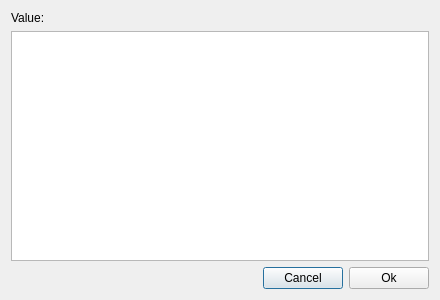
First picture: the form in proj/src/EditStringValueDialog.ui, repository germix/minecraft-explorer, before the edit.
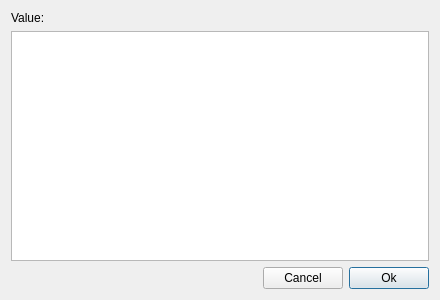
Second picture: the form after the edit.

The edit to the form file:
```diff
--- a/proj/src/EditStringValueDialog.ui
+++ b/proj/src/EditStringValueDialog.ui
@@ -26,6 +26,9 @@
      <property name="text">
       <string>Ok</string>
      </property>
+     <property name="default">
+      <bool>true</bool>
+     </property>
     </widget>
    </item>
    <item row="0" column="0" colspan="3">
```
Left out of the diff: 3 changed lines with no effect on the pictures.
